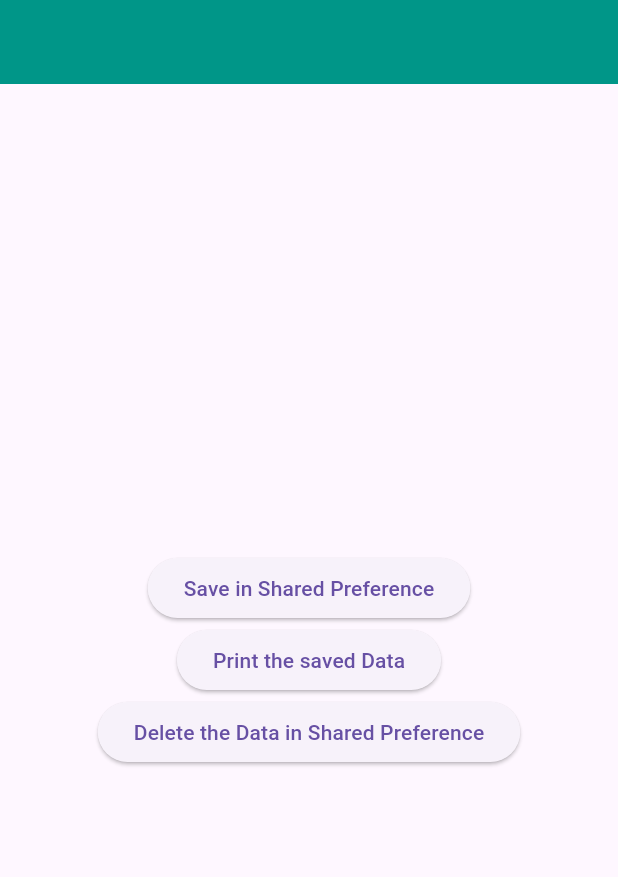
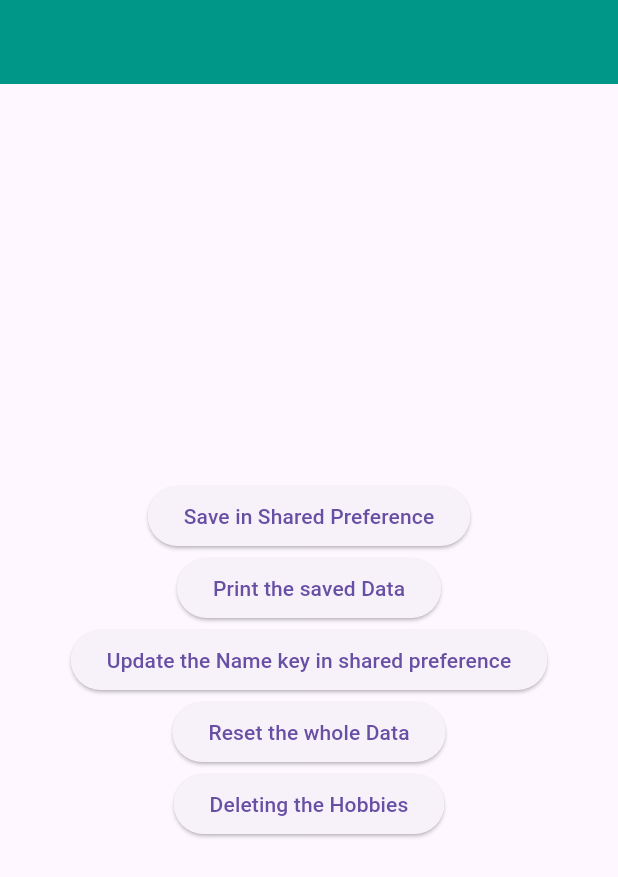
Before and after one commit to Doaa101/lab7_shared_pref_example, a Flutter app: the screen it shows after launch, after a tap on "Save in Shared Preference", on a phone screen of 412 x 824 dp. Shown: the top 877 px of the screen. Run offline on Flutter 3.47's test engine with Material 3 defaults, Android fonts, the phone set to English and light mode, and no system bars; our stand-ins replace shared_preferences.

Commit message:
Update main.dart

```diff
--- a/lib/main.dart
+++ b/lib/main.dart
@@ -30,7 +30,7 @@ class _MyAppState extends State<MyApp> {
                         await SharedPreferences.getInstance();
                     mypref.setString('Name', 'Salma');
                     mypref.setDouble('Age', 23);
-                    mypref.setStringList('Hoppies', ['Swimming', 'Dancing']);
+                    mypref.setStringList('Hobbies', ['Swimming', 'Dancing']);
                   },
                   child: Text("Save in Shared Preference")),
               ElevatedButton(
@@ -39,7 +39,7 @@ class _MyAppState extends State<MyApp> {
                         await SharedPreferences.getInstance();
                     String? name = mypref.getString('Name');
                     double? age = mypref.getDouble('Age');
-                    List<String>? hobbies = mypref.getStringList('Hoppies');
+                    List<String>? hobbies = mypref.getStringList('Hobbies');
                     print(name);
                     print(age);
                     print(hobbies);
@@ -49,9 +49,23 @@ class _MyAppState extends State<MyApp> {
                   onPressed: () async {
                     SharedPreferences mypref =
                         await SharedPreferences.getInstance();
-                    mypref.remove('Hoppies');
+                    mypref.setString('Name', 'Amal');
                   },
-                  child: Text("Delete the Data in Shared Preference"))
+                  child: Text("Update the Name key in shared preference")),
+              ElevatedButton(
+                  onPressed: () async {
+                    SharedPreferences mypref =
+                        await SharedPreferences.getInstance();
+                    mypref.clear();
+                  },
+                  child: Text("Reset the whole Data")),
+              ElevatedButton(
+                  onPressed: () async {
+                    SharedPreferences mypref =
+                        await SharedPreferences.getInstance();
+                    mypref.remove('Hobbies');
+                  },
+                  child: Text("Deleting the Hobbies"))
             ],
           ),
         ),
```
